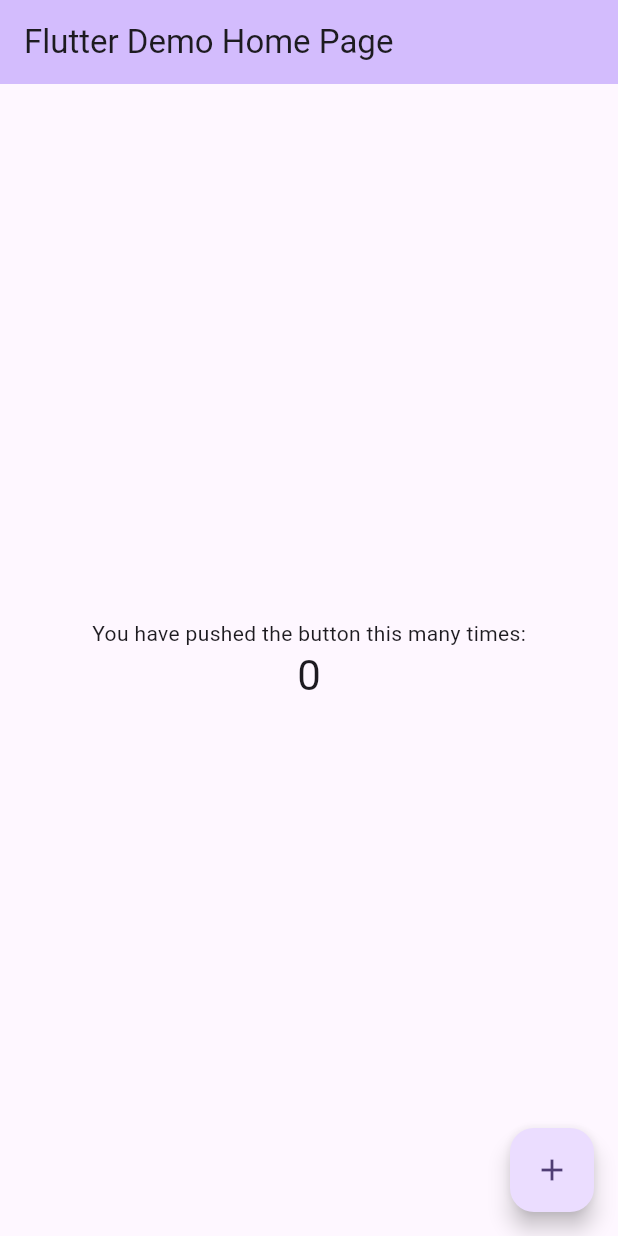
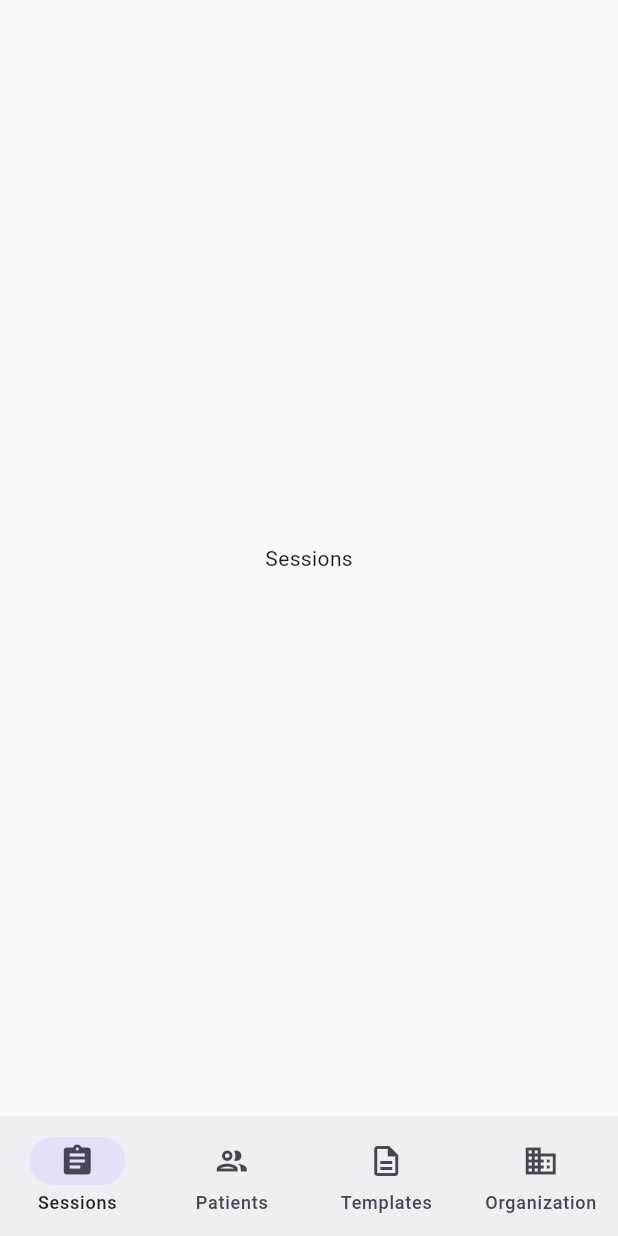
Before and after one commit to irvine5k/abaly-flutter, a Flutter app: the screen it shows after launch, on a phone screen of 412 x 824 dp. Run offline on Flutter 3.47's test engine with Material 3 defaults, Android fonts, the phone set to English and light mode, and no system bars; our stand-ins replace go_router.

Commit message:
COR-47: Add home page shell with bottom navigation (#4)
Co-authored-by: Kelven G. <kelven.galvao@consultant.skims.com>
Co-authored-by: Claude Opus 4.6 (1M context) <noreply@anthropic.com>

```diff
--- /dev/null
+++ b/lib/features/home/view/home_page.dart
@@ -0,0 +1,46 @@
+import 'package:flutter/material.dart';
+import 'package:go_router/go_router.dart';
+
+class HomePage extends StatelessWidget {
+  const HomePage({super.key, required this.navigationShell});
+
+  final StatefulNavigationShell navigationShell;
+
+  @override
+  Widget build(BuildContext context) {
+    return Scaffold(
+      body: navigationShell,
+      bottomNavigationBar: NavigationBar(
+        selectedIndex: navigationShell.currentIndex,
+        onDestinationSelected: (index) {
+          navigationShell.goBranch(
+            index,
+            initialLocation: index == navigationShell.currentIndex,
+          );
+        },
+        destinations: const [
+          NavigationDestination(
+            icon: Icon(Icons.assignment_outlined),
+            selectedIcon: Icon(Icons.assignment),
+            label: 'Sessions',
+          ),
+          NavigationDestination(
+            icon: Icon(Icons.people_outlined),
+            selectedIcon: Icon(Icons.people),
+            label: 'Patients',
+          ),
+          NavigationDestination(
+            icon: Icon(Icons.description_outlined),
+            selectedIcon: Icon(Icons.description),
+            label: 'Templates',
+          ),
+          NavigationDestination(
+            icon: Icon(Icons.business_outlined),
+            selectedIcon: Icon(Icons.business),
+            label: 'Organization',
+          ),
+        ],
+      ),
+    );
+  }
+}
--- /dev/null
+++ b/lib/features/organization/view/organization_page.dart
@@ -0,0 +1,12 @@
+import 'package:flutter/material.dart';
+
+class OrganizationPage extends StatelessWidget {
+  const OrganizationPage({super.key});
+
+  @override
+  Widget build(BuildContext context) {
+    return const Center(
+      child: Text('Organization'),
+    );
+  }
+}
--- /dev/null
+++ b/lib/features/patients/view/patients_page.dart
@@ -0,0 +1,12 @@
+import 'package:flutter/material.dart';
+
+class PatientsPage extends StatelessWidget {
+  const PatientsPage({super.key});
+
+  @override
+  Widget build(BuildContext context) {
+    return const Center(
+      child: Text('Patients'),
+    );
+  }
+}
--- /dev/null
+++ b/lib/features/sessions/view/sessions_page.dart
@@ -0,0 +1,12 @@
+import 'package:flutter/material.dart';
+
+class SessionsPage extends StatelessWidget {
+  const SessionsPage({super.key});
+
+  @override
+  Widget build(BuildContext context) {
+    return const Center(
+      child: Text('Sessions'),
+    );
+  }
+}
--- /dev/null
+++ b/lib/features/templates/view/templates_page.dart
@@ -0,0 +1,12 @@
+import 'package:flutter/material.dart';
+
+class TemplatesPage extends StatelessWidget {
+  const TemplatesPage({super.key});
+
+  @override
+  Widget build(BuildContext context) {
+    return const Center(
+      child: Text('Templates'),
+    );
+  }
+}
--- a/lib/main.dart
+++ b/lib/main.dart
@@ -1,122 +1,23 @@
 import 'package:flutter/material.dart';
 
+import 'routing/app_router.dart';
+
 void main() {
-  runApp(const MyApp());
+  runApp(const AbalyApp());
 }
 
-class MyApp extends StatelessWidget {
-  const MyApp({super.key});
+class AbalyApp extends StatelessWidget {
+  const AbalyApp({super.key});
 
-  // This widget is the root of your application.
   @override
   Widget build(BuildContext context) {
-    return MaterialApp(
-      title: 'Flutter Demo',
+    return MaterialApp.router(
+      title: 'Abaly',
       theme: ThemeData(
-        // This is the theme of your application.
-        //
-        // TRY THIS: Try running your application with "flutter run". You'll see
-        // the application has a purple toolbar. Then, without quitting the app,
-        // try changing the seedColor in the colorScheme below to Colors.green
-        // and then invoke "hot reload" (save your changes or press the "hot
-        // reload" button in a Flutter-supported IDE, or press "r" if you used
-        // the command line to start the app).
-        //
-        // Notice that the counter didn't reset back to zero; the application
-        // state is not lost during the reload. To reset the state, use hot
-        // restart instead.
-        //
-        // This works for code too, not just values: Most code changes can be
-        // tested with just a hot reload.
-        colorScheme: .fromSeed(seedColor: Colors.deepPurple),
+        colorScheme: ColorScheme.fromSeed(seedColor: Colors.deepPurple),
+        useMaterial3: true,
       ),
-      home: const MyHomePage(title: 'Flutter Demo Home Page'),
+      routerConfig: appRouter,
     );
   }
 }
-
-class MyHomePage extends StatefulWidget {
-  const MyHomePage({super.key, required this.title});
-
-  // This widget is the home page of your application. It is stateful, meaning
-  // that it has a State object (defined below) that contains fields that affect
-  // how it looks.
-
-  // This class is the configuration for the state. It holds the values (in this
-  // case the title) provided by the parent (in this case the App widget) and
-  // used by the build method of the State. Fields in a Widget subclass are
-  // always marked "final".
-
-  final String title;
-
-  @override
-  State<MyHomePage> createState() => _MyHomePageState();
-}
-
-class _MyHomePageState extends State<MyHomePage> {
-  int _counter = 0;
-
-  void _incrementCounter() {
-    setState(() {
-      // This call to setState tells the Flutter framework that something has
-      // changed in this State, which causes it to rerun the build method below
-      // so that the display can reflect the updated values. If we changed
-      // _counter without calling setState(), then the build method would not be
-      // called again, and so nothing would appear to happen.
-      _counter++;
-    });
-  }
-
-  @override
-  Widget build(BuildContext context) {
-    // This method is rerun every time setState is called, for instance as done
-    // by the _incrementCounter method above.
-    //
-    // The Flutter framework has been optimized to make rerunning build methods
-    // fast, so that you can just rebuild anything that needs updating rather
-    // than having to individually change instances of widgets.
-    return Scaffold(
-      appBar: AppBar(
-        // TRY THIS: Try changing the color here to a specific color (to
-        // Colors.amber, perhaps?) and trigger a hot reload to see the AppBar
-        // change color while the other colors stay the same.
-        backgroundColor: Theme.of(context).colorScheme.inversePrimary,
-        // Here we take the value from the MyHomePage object that was created by
-        // the App.build method, and use it to set our appbar title.
-        title: Text(widget.title),
-      ),
-      body: Center(
-        // Center is a layout widget. It takes a single child and positions it
-        // in the middle of the parent.
-        child: Column(
-          // Column is also a layout widget. It takes a list of children and
-          // arranges them vertically. By default, it sizes itself to fit its
-          // children horizontally, and tries to be as tall as its parent.
-          //
-          // Column has various properties to control how it sizes itself and
-          // how it positions its children. Here we use mainAxisAlignment to
-          // center the children vertically; the main axis here is the vertical
-          // axis because Columns are vertical (the cross axis would be
-          // horizontal).
-          //
-          // TRY THIS: Invoke "debug painting" (choose the "Toggle Debug Paint"
-          // action in the IDE, or press "p" in the console), to see the
-          // wireframe for each widget.
-          mainAxisAlignment: .center,
-          children: [
-            const Text('You have pushed the button this many times:'),
-            Text(
-              '$_counter',
-              style: Theme.of(context).textTheme.headlineMedium,
-            ),
-          ],
-        ),
-      ),
-      floatingActionButton: FloatingActionButton(
-        onPressed: _incrementCounter,
-        tooltip: 'Increment',
-        child: const Icon(Icons.add),
-      ),
-    );
-  }
-}
--- /dev/null
+++ b/lib/routing/app_router.dart
@@ -0,0 +1,56 @@
+import 'package:flutter/material.dart';
+import 'package:go_router/go_router.dart';
+
+import '../features/home/view/home_page.dart';
+import '../features/organization/view/organization_page.dart';
+import '../features/patients/view/patients_page.dart';
+import '../features/sessions/view/sessions_page.dart';
+import '../features/templates/view/templates_page.dart';
+
+final _rootNavigatorKey = GlobalKey<NavigatorState>();
+
+final appRouter = GoRouter(
+  navigatorKey: _rootNavigatorKey,
+  initialLocation: '/sessions',
+  routes: [
+    StatefulShellRoute.indexedStack(
+      builder: (context, state, navigationShell) {
+        return HomePage(navigationShell: navigationShell);
+      },
+      branches: [
+        StatefulShellBranch(
+          routes: [
+            GoRoute(
+              path: '/sessions',
+              builder: (context, state) => const SessionsPage(),
+            ),
+          ],
+        ),
+        StatefulShellBranch(
+          routes: [
+            GoRoute(
+              path: '/patients',
+              builder: (context, state) => const PatientsPage(),
+            ),
+          ],
+        ),
+        StatefulShellBranch(
+          routes: [
+            GoRoute(
+              path: '/templates',
+              builder: (context, state) => const TemplatesPage(),
+            ),
+          ],
+        ),
+        StatefulShellBranch(
+          routes: [
+            GoRoute(
+              path: '/organization',
+              builder: (context, state) => const OrganizationPage(),
+            ),
+          ],
+        ),
+      ],
+    ),
+  ],
+);
```
Also changed, not shown: 1 other file.
